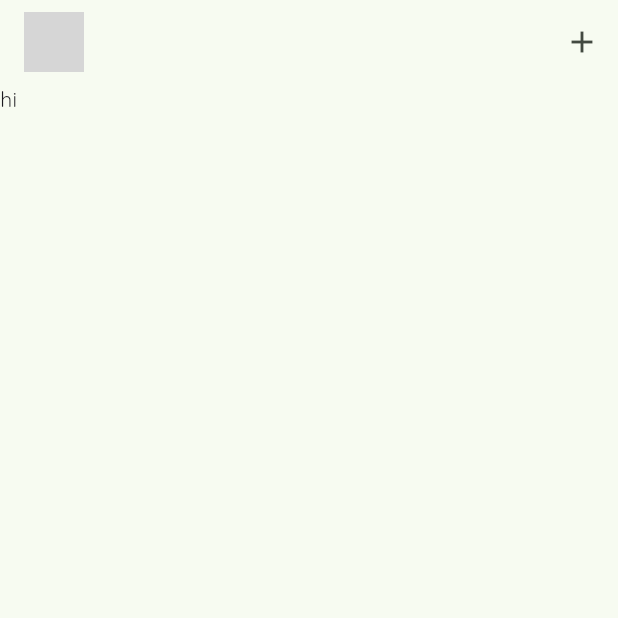
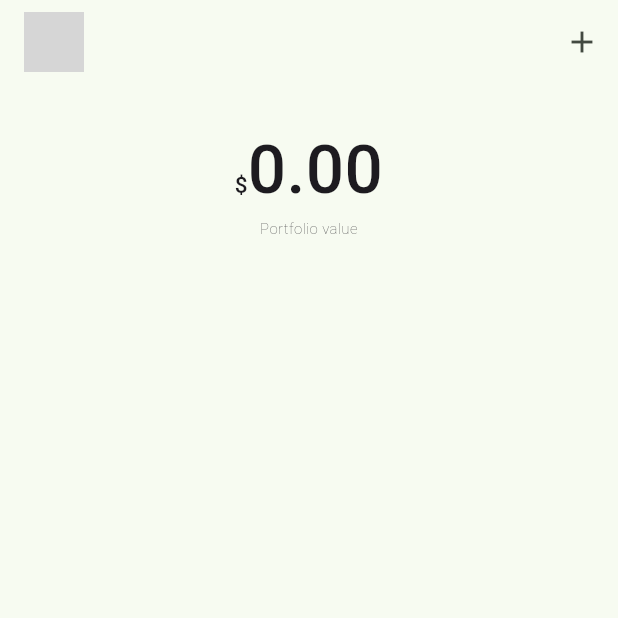
Before and after one commit to h0996g/crypto_api_Getx, a Flutter app: the screen it shows after launch, on a phone screen of 412 x 824 dp, the top half of it. Run offline on Flutter 3.47's test engine with Material 3 defaults, Android fonts, the phone set to English and light mode, and no system bars; our stand-ins replace dio, get, google_fonts, shared_preferences; network calls fail; grey boxes are pictures that could not be loaded.

Commit message:
chore: Refactor assets controller and related components

```diff
--- a/lib/controllers/assets_controller.dart
+++ b/lib/controllers/assets_controller.dart
@@ -1,15 +1,96 @@
-import 'package:crypto_api/models/tracked_asset.dart';
+import 'dart:convert';
+
+import 'package:crypto_api/models/api_response.dart';
+import 'package:crypto_api/models/coin_data.dart';
+import 'package:crypto_api/services/http_service.dart';
 import 'package:get/get.dart';
+import 'package:get/get_rx/get_rx.dart';
 
-class AssetController extends GetxController {
-  RxList<TrackedAsset> trackAssets = <TrackedAsset>[].obs;
+import 'package:shared_preferences/shared_preferences.dart';
+
+import '../models/tracked_asset.dart';
+
+class AssetsController extends GetxController {
+  RxList<CoinData> coinData = <CoinData>[].obs;
+  RxBool loading = false.obs;
+  RxList<TrackedAsset> trackedAssets = <TrackedAsset>[].obs;
+
   @override
   void onInit() {
     super.onInit();
+    _getAssets();
+    _loadTrackedAssetsFromStorage();
   }
 
-  void addAsset({required String name, required double amount}) {
-    trackAssets.add(TrackedAsset(name: name, amount: amount));
-    print(trackAssets);
+  Future<void> _getAssets() async {
+    loading.value = true;
+
+    HTTPService httpService = Get.find();
+    var responseData = await httpService.get("currencies");
+    CurrenciesListAPIResponse currenciesListAPIResponse =
+        CurrenciesListAPIResponse.fromJson(
+      responseData,
+    );
+    coinData.value = currenciesListAPIResponse.data ?? [];
+    // final SharedPreferences prefs = await SharedPreferences.getInstance();
+    // prefs.remove('tracked_assets');
+  }
+
+  void addTrackedAsset({required String name, required double amount}) async {
+    trackedAssets.add(
+      TrackedAsset(
+        name: name,
+        amount: amount,
+      ),
+    );
+    List<String> data =
+        trackedAssets.map((asset) => jsonEncode(asset)).toList();
+    final SharedPreferences prefs = await SharedPreferences.getInstance();
+    await prefs.setStringList(
+      "tracked_assets",
+      data,
+    );
+  }
+
+  void _loadTrackedAssetsFromStorage() async {
+    // loading.value = true;
+
+    final SharedPreferences prefs = await SharedPreferences.getInstance();
+    List<String>? data = prefs.getStringList("tracked_assets");
+    if (data != null) {
+      trackedAssets.value = data
+          .map(
+            (e) => TrackedAsset.fromJson(
+              jsonDecode(e),
+            ),
+          )
+          .toList();
+    }
+    loading.value = false;
+
+    print(trackedAssets);
+  }
+
+  double getPortfolioValue() {
+    if (coinData.isEmpty) {
+      return 0;
+    }
+    if (trackedAssets.isEmpty) {
+      return 0;
+    }
+    double value = 0;
+    for (TrackedAsset asset in trackedAssets) {
+      value += getAssetPrice(asset.name!) * asset.amount!;
+    }
+    return value;
+  }
+
+  double getAssetPrice(String name) {
+    CoinData? data = getCoinData(name);
+    return data?.values?.uSD?.price?.toDouble() ?? 0;
+  }
+
+  CoinData? getCoinData(String name) {
+    return coinData.firstWhereOrNull((e) => e.name == name);
   }
 }
--- a/lib/main.dart
+++ b/lib/main.dart
@@ -27,7 +27,7 @@ class MyApp extends StatelessWidget {
         textTheme: GoogleFonts.quicksandTextTheme(),
       ),
       routes: {
-        '/home': (context) => const HomePage(),
+        '/home': (context) => HomePage(),
       },
       initialRoute: '/home',
     );
--- a/lib/pages/home_page.dart
+++ b/lib/pages/home_page.dart
@@ -1,10 +1,11 @@
+import 'package:crypto_api/controllers/assets_controller.dart';
 import 'package:crypto_api/widgets/add_asset_dialog.dart';
 import 'package:flutter/material.dart';
-import 'package:get/get_core/src/get_main.dart';
-import 'package:get/route_manager.dart';
+import 'package:get/get.dart';
 
 class HomePage extends StatelessWidget {
-  const HomePage({super.key});
+  HomePage({super.key});
+  // final AssetsController assetsController = Get.find();
 
   @override
   Widget build(BuildContext context) {
@@ -13,8 +14,12 @@ class HomePage extends StatelessWidget {
         appBar: _appBar(
           context,
         ),
-        body: const Text(
-          'hi',
+        body: Column(
+          children: [
+            _portfolioValue(
+              context,
+            ),
+          ],
         ));
   }
 
@@ -29,7 +34,7 @@ class HomePage extends StatelessWidget {
         IconButton(
           onPressed: () {
             Get.dialog(
-              const AddAssetDialog(),
+              AddAssetDialog(),
             );
           },
           icon: const Icon(
@@ -39,4 +44,53 @@ class HomePage extends StatelessWidget {
       ],
     );
   }
+
+  Widget _portfolioValue(BuildContext context) {
+    return Container(
+      width: MediaQuery.sizeOf(context).width,
+      margin: EdgeInsets.symmetric(
+        vertical: MediaQuery.sizeOf(context).height * 0.03,
+      ),
+      child: Center(
+        child: GetX<AssetsController>(
+          init: AssetsController(),
+          initState: (_) {},
+          builder: (_) {
+            if (_.loading.value == true) {
+              return const CircularProgressIndicator();
+            }
+
+            return Text.rich(
+              textAlign: TextAlign.center,
+              TextSpan(
+                children: [
+                  const TextSpan(
+                    text: "\$",
+                    style: TextStyle(
+                      fontSize: 15,
+                      fontWeight: FontWeight.w500,
+                    ),
+                  ),
+                  TextSpan(
+                    text: "${_.getPortfolioValue().toStringAsFixed(2)}\n",
+                    style: const TextStyle(
+                      fontSize: 45,
+                      fontWeight: FontWeight.w500,
+                    ),
+                  ),
+                  const TextSpan(
+                    text: "Portfolio value",
+                    style: TextStyle(
+                      fontSize: 10,
+                      fontWeight: FontWeight.w200,
+                    ),
+                  ),
+                ],
+              ),
+            );
+          },
+        ),
+      ),
+    );
+  }
 }
--- a/lib/util.dart
+++ b/lib/util.dart
@@ -9,5 +9,5 @@ Future<void> registerServices() async {
 
 Future<void> registerControllers() async {
   // Register controllers
-  Get.put(AssetController());
+  Get.put(AssetsController());
 }
```
Also changed, not shown: lib/widgets/add_asset_dialog.dart (+4 -5 lines).
